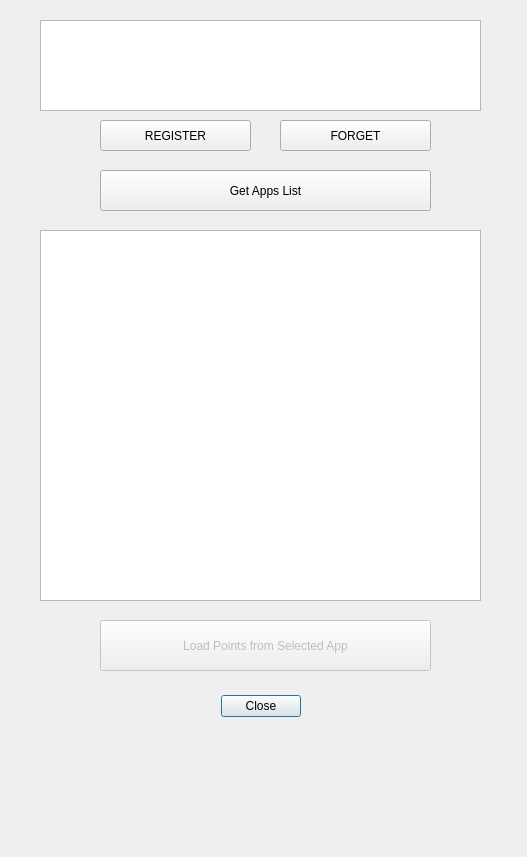
This is fulcrum_sync_dialog_base.ui in staffordsmith83/fulcrum_sync as Qt 5 draws it before an edit. The edited form follows.
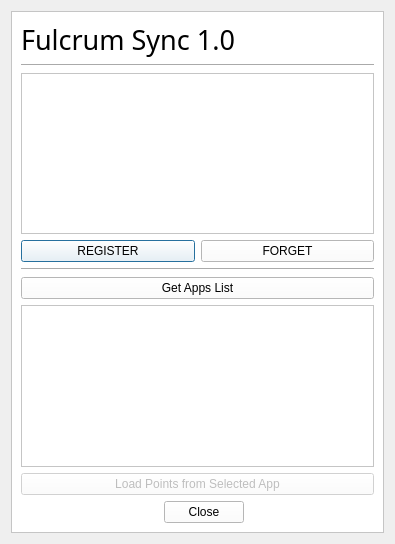
This is the edited form. Icons and pictures are not drawn.

Commit message: Working with good layout, Winyama logo. Ready to give to team for testing

Diff of the .ui file:
```diff
--- a/fulcrum_sync_dialog_base.ui
+++ b/fulcrum_sync_dialog_base.ui
@@ -6,93 +6,51 @@
    <rect>
     <x>0</x>
     <y>0</y>
-    <width>527</width>
-    <height>857</height>
+    <width>395</width>
+    <height>544</height>
    </rect>
   </property>
   <property name="windowTitle">
    <string>Fulcrum Sync</string>
   </property>
-  <widget class="QDialogButtonBox" name="button_box">
-   <property name="geometry">
-    <rect>
-     <x>90</x>
-     <y>690</y>
-     <width>341</width>
-     <height>32</height>
-    </rect>
-   </property>
+  <layout class="QVBoxLayout" name="verticalLayout">
+   <item>
+    <widget class="QFrame" name="frame">
+     <property name="styleSheet">
+      <string notr="true">background-color: rgb(255, 255, 255);</string>
+     </property>
+     <property name="frameShape">
+      <enum>QFrame::StyledPanel</enum>
+     </property>
+     <property name="frameShadow">
+      <enum>QFrame::Raised</enum>
+     </property>
+     <layout class="QVBoxLayout" name="verticalLayout_2">
+      <item>
+       <widget class="QLabel" name="label_2">
+        <property name="font">
+         <font>
+          <family>Papyrus</family>
+          <pointsize>20</pointsize>
+         </font>
+        </property>
+        <property name="toolTip">
+         <string/>
+        </property>
+        <property name="text">
+         <string>Fulcrum Sync 1.0</string>
+        </property>
+       </widget>
+      </item>
+      <item>
+       <widget class="Line" name="line_2">
    <property name="orientation">
     <enum>Qt::Horizontal</enum>
    </property>
-   <property name="standardButtons">
-    <set>QDialogButtonBox::Close</set>
-   </property>
-   <property name="centerButtons">
-    <bool>true</bool>
-   </property>
-  </widget>
-  <widget class="QPushButton" name="getAppsButton">
-   <property name="geometry">
-    <rect>
-     <x>100</x>
-     <y>170</y>
-     <width>331</width>
-     <height>41</height>
-    </rect>
-   </property>
-   <property name="text">
-    <string>Get Apps List</string>
-   </property>
-  </widget>
-  <widget class="QPushButton" name="registerButton">
-   <property name="geometry">
-    <rect>
-     <x>100</x>
-     <y>120</y>
-     <width>151</width>
-     <height>31</height>
-    </rect>
-   </property>
-   <property name="text">
-    <string>REGISTER</string>
-   </property>
-  </widget>
-  <widget class="QPushButton" name="loadPointsButton">
-   <property name="enabled">
-    <bool>false</bool>
-   </property>
-   <property name="geometry">
-    <rect>
-     <x>100</x>
-     <y>620</y>
-     <width>331</width>
-     <height>51</height>
-    </rect>
-   </property>
-   <property name="text">
-    <string>Load Points from Selected App</string>
-   </property>
-  </widget>
-  <widget class="QListWidget" name="listWidget">
-   <property name="geometry">
-    <rect>
-     <x>40</x>
-     <y>230</y>
-     <width>441</width>
-     <height>371</height>
-    </rect>
-   </property>
-  </widget>
+       </widget>
+      </item>
+      <item>
   <widget class="QTextEdit" name="apiInput">
-   <property name="geometry">
-    <rect>
-     <x>40</x>
-     <y>20</y>
-     <width>441</width>
-     <height>91</height>
-    </rect>
-   </property>
    <property name="toolTip">
     <string>Paste Fulcrum API Key here</string>
    </property>
@@ -100,28 +58,56 @@
     <number>5</number>
    </property>
   </widget>
+      </item>
+      <item>
+       <layout class="QHBoxLayout" name="horizontalLayout">
+        <item>
+         <widget class="QPushButton" name="registerButton">
+          <property name="text">
+           <string>REGISTER</string>
+          </property>
+         </widget>
+        </item>
+        <item>
   <widget class="QPushButton" name="forgetButton">
-   <property name="geometry">
-    <rect>
-     <x>280</x>
-     <y>120</y>
-     <width>151</width>
-     <height>31</height>
-    </rect>
-   </property>
    <property name="text">
     <string>FORGET</string>
    </property>
   </widget>
+        </item>
+       </layout>
+      </item>
+      <item>
+       <widget class="Line" name="line">
+        <property name="orientation">
+         <enum>Qt::Horizontal</enum>
+        </property>
+       </widget>
+      </item>
+      <item>
+       <widget class="QPushButton" name="getAppsButton">
+        <property name="text">
+         <string>Get Apps List</string>
+        </property>
+       </widget>
+      </item>
+      <item>
+       <widget class="QListWidget" name="listWidget"/>
+      </item>
+      <item>
+       <widget class="QPushButton" name="loadPointsButton">
+        <property name="enabled">
+         <bool>false</bool>
+        </property>
+        <property name="text">
+         <string>Load Points from Selected App</string>
+        </property>
+       </widget>
+      </item>
+      <item>
+       <layout class="QHBoxLayout" name="horizontalLayout_2">
+        <item>
   <widget class="QLabel" name="label">
-   <property name="geometry">
-    <rect>
-     <x>16</x>
-     <y>753</y>
-     <width>501</width>
-     <height>101</height>
-    </rect>
-   </property>
    <property name="text">
     <string/>
    </property>
@@ -132,6 +118,28 @@
     <pixmap resource="resources.qrc">:/plugins/fulcrum_sync/winyama_logo_transparent.png</pixmap>
    </property>
   </widget>
+        </item>
+        <item>
+         <widget class="QDialogButtonBox" name="button_box">
+          <property name="orientation">
+           <enum>Qt::Horizontal</enum>
+          </property>
+          <property name="standardButtons">
+           <set>QDialogButtonBox::Close</set>
+          </property>
+          <property name="centerButtons">
+           <bool>true</bool>
+          </property>
+         </widget>
+        </item>
+       </layout>
+      </item>
+     </layout>
+     <zorder>label</zorder>
+     <zorder>layoutWidget</zorder>
+    </widget>
+   </item>
+  </layout>
  </widget>
  <resources/>
 
```
Left out of the diff: 1 changed line with no effect on the pictures. Lines whose indentation alone changed are shown as unchanged. The commit also changes 6 other files.
